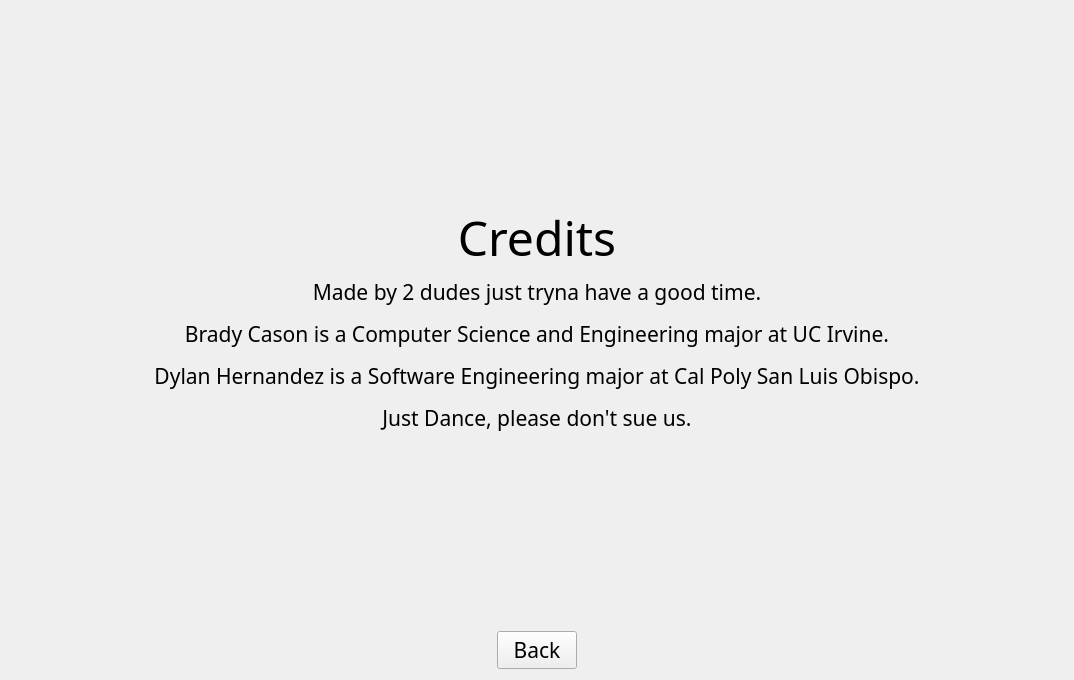
Before: the Qt Designer form Dance_Game/credits_screen.ui in BradyCason/CV-Dance-Game, drawn with Qt 5.
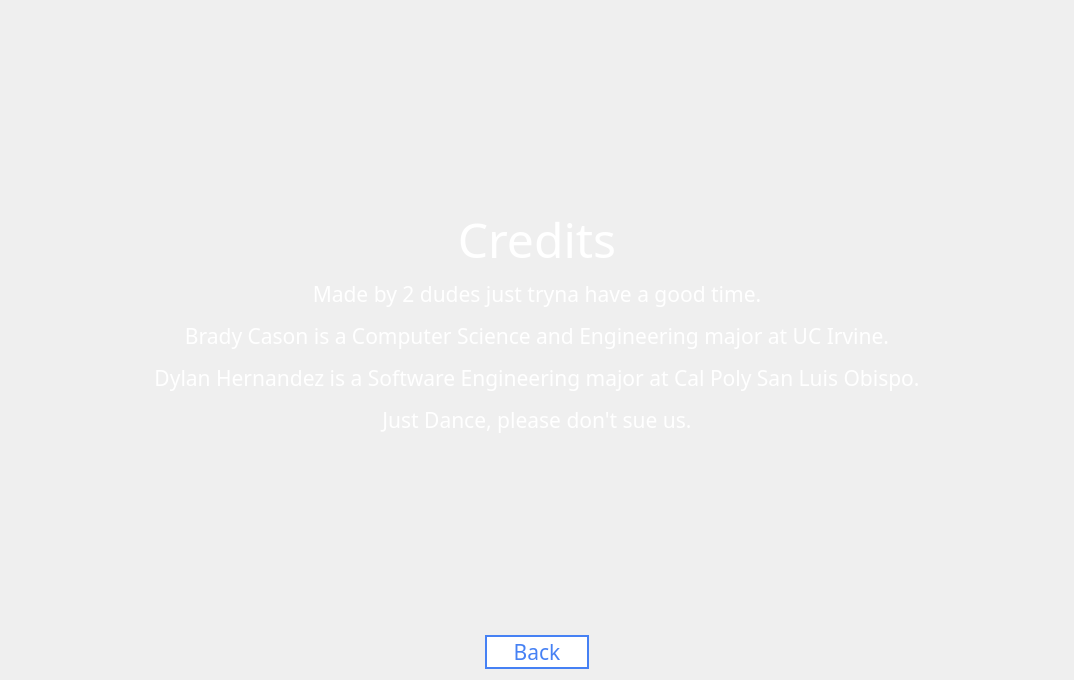
After: the same form once the commit is applied.

Patch:
```diff
--- a/Dance_Game/credits_screen.ui
+++ b/Dance_Game/credits_screen.ui
@@ -35,6 +35,9 @@
        <pointsize>36</pointsize>
       </font>
      </property>
+     <property name="styleSheet">
+      <string notr="true">color: white;</string>
+     </property>
      <property name="text">
       <string>Credits</string>
      </property>
@@ -51,6 +54,9 @@
        <pointsize>24</pointsize>
       </font>
      </property>
+     <property name="styleSheet">
+      <string notr="true">color: white;</string>
+     </property>
      <property name="text">
       <string>&lt;html&gt;&lt;head/&gt;&lt;body&gt;&lt;p align=&quot;center&quot;&gt;&lt;span style=&quot; font-size:16pt;&quot;&gt;Made by 2 dudes just tryna have a good time.&lt;/span&gt;&lt;/p&gt;&lt;p align=&quot;center&quot;&gt;&lt;span style=&quot; font-size:16pt;&quot;&gt;Brady Cason is a Computer Science and Engineering major at UC Irvine.&lt;/span&gt;&lt;/p&gt;&lt;p align=&quot;center&quot;&gt;&lt;span style=&quot; font-size:16pt;&quot;&gt;Dylan Hernandez is a Software Engineering major at Cal Poly San Luis Obispo.&lt;/span&gt;&lt;/p&gt;&lt;p align=&quot;center&quot;&gt;&lt;span style=&quot; font-size:16pt;&quot;&gt;Just Dance, please don't sue us.&lt;/span&gt;&lt;/p&gt;&lt;/body&gt;&lt;/html&gt;</string>
      </property>
@@ -86,6 +92,21 @@
        <pointsize>16</pointsize>
       </font>
      </property>
+     <property name="styleSheet">
+      <string notr="true">QPushButton{
+background-color: #ffffff;
+color: #4681f4;
+border: 2px solid #4681f4;
+width: 100px
+}
+
+
+
+QPushButton:hover{
+background-color: #4681f4;
+color: white;
+}</string>
+     </property>
      <property name="text">
       <string>Back</string>
      </property>
```
